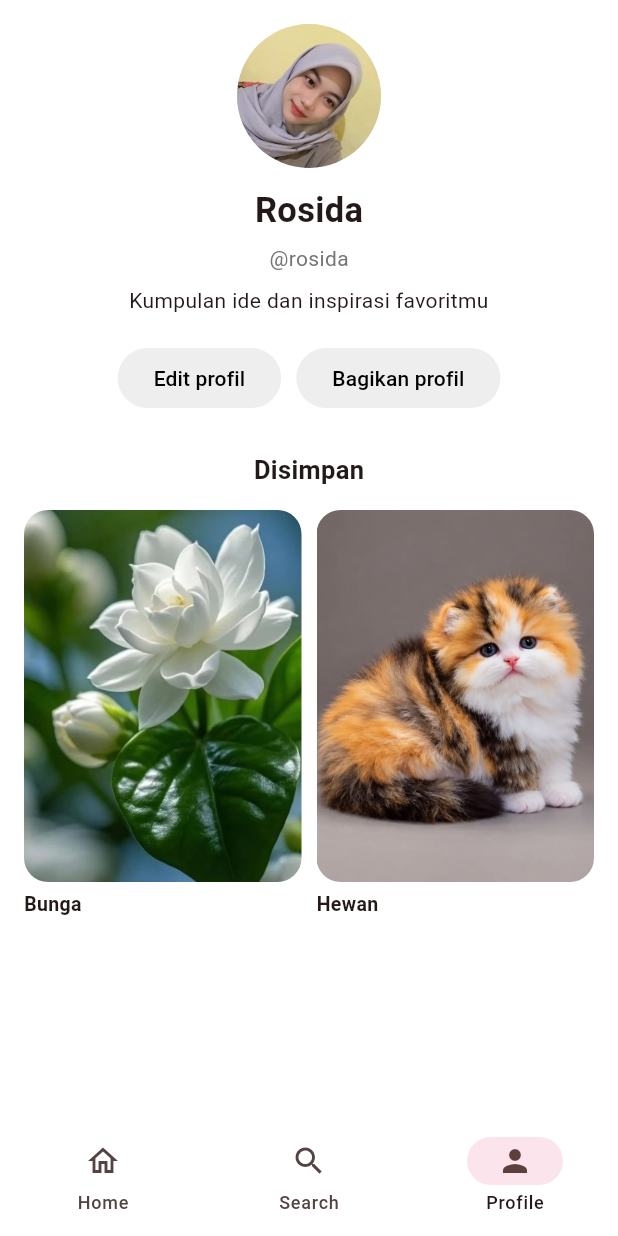
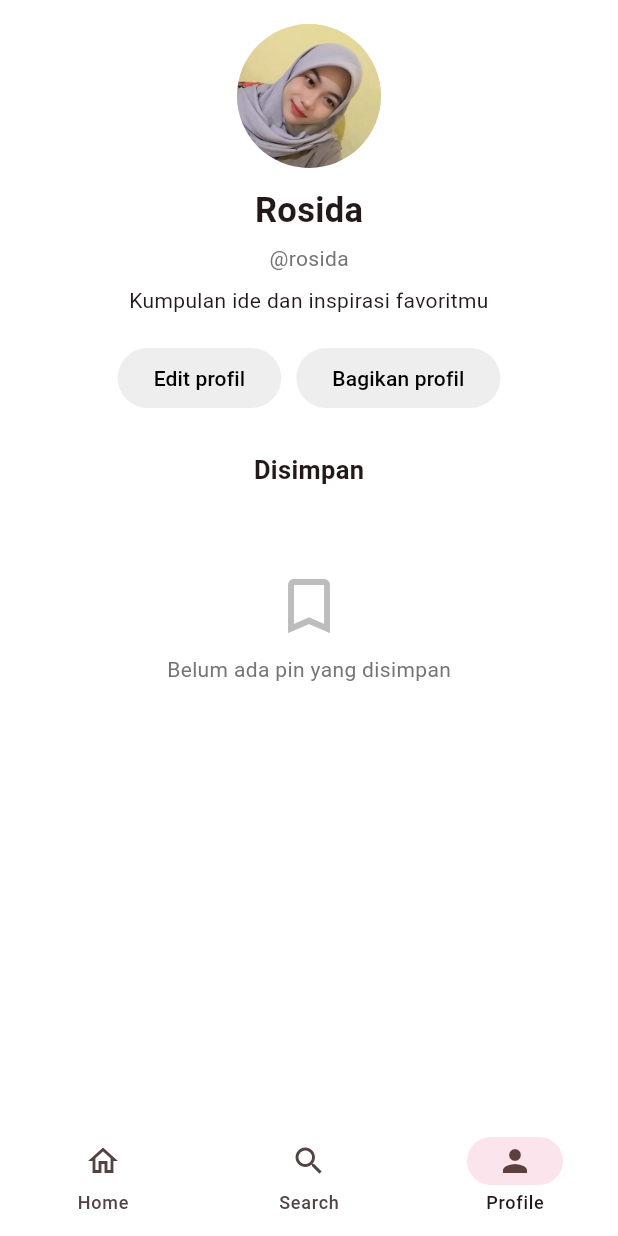
Before and after one commit to Rosida-p/Mobileteori_pinteres, a Flutter app: the screen it shows after launch, item 3 of the bottom bar chosen, on a phone screen of 412 x 824 dp. Run offline on Flutter 3.47's test engine with Material 3 defaults, Android fonts, the phone set to English and light mode, and no system bars.

Commit message:
menambah detail pic dinamis dan fitur simpan pic ke profil

```diff
--- a/lib/pages/home_page.dart
+++ b/lib/pages/home_page.dart
@@ -1,14 +1,18 @@
 import 'package:flutter/material.dart';
+
 import 'notification_page.dart';
 import 'detail_page.dart';
+
 import 'package:flutter_staggered_grid_view/flutter_staggered_grid_view.dart';
 
 class Pin {
   final String image;
-  final String title;
+  final String kategori;
   final double height;
+  final String judul;
+  final String deskripsi;
 
-  const Pin(this.image, this.title, this.height);
+  const Pin(this.image, this.kategori, this.height, this.judul, this.deskripsi);
 }
 
 class HomePage extends StatefulWidget {
@@ -31,14 +35,62 @@ class _HomePageState extends State<HomePage> {
   ];
 
   static const List<Pin> pins = [
-    Pin('assets/images/kucing.jpg', 'Hewan', 200),
-    Pin('assets/images/pemandangan.jpg', 'Pemandangan', 240),
-    Pin('assets/images/kucing1.jpg', 'Hewan', 200),
-    Pin('assets/images/baju.jpg', 'Fashion', 210),
-    Pin('assets/images/bunga.jpg', 'Bunga', 250),
-    Pin('assets/images/fashion 1.jpg', 'Fashion', 200),
-    Pin('assets/images/bunga1.jpg', 'Bunga', 280),
-    Pin('assets/images/pemandangan 1.jpg', 'Pemandangan', 240),
+    Pin(
+      'assets/images/kucing.jpg',
+      'Hewan',
+      200,
+      'Kucing Lucu Berbulu Tebal',
+      'Kucing menggemaskan dengan bulu tiga warna yang halus. Cocok jadi inspirasi hewan peliharaan impianmu.',
+    ),
+    Pin(
+      'assets/images/pemandangan.jpg',
+      'Pemandangan',
+      240,
+      'Pegunungan dan Lembah Hijau',
+      'Pemandangan pegunungan megah dengan padang rumput hijau yang menenangkan mata.',
+    ),
+    Pin(
+      'assets/images/kucing1.jpg',
+      'Hewan',
+      200,
+      'Kucing Persia Imut',
+      'Kucing berbulu lebat yang sedang bersantai bersama boneka kesayangannya.',
+    ),
+    Pin(
+      'assets/images/baju.jpg',
+      'Fashion',
+      210,
+      'Inspirasi Butik Pakaian',
+      'Ide dekorasi toko pakaian yang rapi, hangat, dan estetik dengan nuansa warna lembut.',
+    ),
+    Pin(
+      'assets/images/bunga.jpg',
+      'Bunga',
+      250,
+      'Inspirasi Bunga Cantik',
+      'Temukan inspirasi bunga yang cantik untuk dekorasi dan memperindah ruanganmu.',
+    ),
+    Pin(
+      'assets/images/fashion 1.jpg',
+      'Fashion',
+      200,
+      'Koleksi Tas dan Aksesoris',
+      'Berbagai pilihan tas dan aksesoris fashion untuk melengkapi gayamu sehari-hari.',
+    ),
+    Pin(
+      'assets/images/bunga1.jpg',
+      'Bunga',
+      280,
+      'Bunga Putih Segar',
+      'Bunga putih yang elegan dan segar, cocok untuk inspirasi taman maupun dekorasi rumah.',
+    ),
+    Pin(
+      'assets/images/pemandangan 1.jpg',
+      'Pemandangan',
+      240,
+      'Langit Senja yang Indah',
+      'Langit senja dengan semburat oranye keemasan yang bikin suasana jadi tenang.',
+    ),
   ];
 
   String selected = 'Semua';
@@ -46,7 +98,7 @@ class _HomePageState extends State<HomePage> {
   // Index pin yang lolos filter kategori
   List<int> get visible => [
     for (var i = 0; i < pins.length; i++)
-          if (selected == 'Semua' || pins[i].title == selected) i,
+      if (selected == 'Semua' || pins[i].kategori == selected) i,
   ];
 
   // Jumlah kolom menyesuaikan lebar layar (browser lebar = lebih banyak kolom)
@@ -155,7 +207,12 @@ class _HomePageState extends State<HomePage> {
                     Navigator.push(
                       context,
                       MaterialPageRoute(
-                        builder: (context) => const DetailPage(),
+                        builder: (context) => DetailPage(
+                          image: pin.image,
+                          title: pin.judul,
+                          description: pin.deskripsi,
+                          category: pin.kategori,
+                        ),
                       ),
                     );
                   },
--- a/lib/pages/profile_page.dart
+++ b/lib/pages/profile_page.dart
@@ -1,27 +1,29 @@
 import 'package:flutter/material.dart';
+
+import 'detail_page.dart';
+import 'saved_pins.dart';
 
 class ProfilePage extends StatelessWidget {
   const ProfilePage({super.key});
 
-  final List<Map<String, String>> pins = const [
-    {'image': 'assets/images/bunga.jpg', 'title': 'Bunga'},
-    {'image': 'assets/images/kucing.jpg', 'title': 'Hewan'},
-  ];
+  // Jumlah kolom menyesuaikan lebar layar
+  int columnsFor(double width) {
+    if (width > 1000) return 4;
+    if (width > 650) return 3;
+    return 2;
+  }
 
   @override
   Widget build(BuildContext context) {
+    final width = MediaQuery.of(context).size.width;
+
     return Scaffold(
       backgroundColor: Colors.white,
       body: SafeArea(
         child: ListView(
           padding: const EdgeInsets.symmetric(horizontal: 16),
           children: [
-            const SizedBox(height: 8),
-            const Row(
-              mainAxisAlignment: MainAxisAlignment.end,
-            ),
-
-            const SizedBox(height: 8),
+            const SizedBox(height: 16),
             const Center(
               child: CircleAvatar(
                 radius: 48,
@@ -67,7 +69,6 @@ class ProfilePage extends StatelessWidget {
                   ),
                   child: const Text('Edit profil'),
                 ),
-
                 const SizedBox(width: 10),
                 OutlinedButton(
                   onPressed: () {},
@@ -90,26 +91,65 @@ class ProfilePage extends StatelessWidget {
             ),
 
             const SizedBox(height: 15),
-            GridView.builder(
+
+            // Otomatis refresh setiap ada pin yang disimpan / dihapus
+            ValueListenableBuilder<List<SavedPin>>(
+              valueListenable: SavedPins.notifier,
+              builder: (context, saved, _) {
+                if (saved.isEmpty) {
+                  return Padding(
+                    padding: const EdgeInsets.symmetric(vertical: 40),
+                    child: Column(
+                      children: [
+                        Icon(
+                          Icons.bookmark_border,
+                          size: 48,
+                          color: Colors.grey.shade400,
+                        ),
+                        const SizedBox(height: 8),
+                        Text(
+                          'Belum ada pin yang disimpan',
+                          style: TextStyle(color: Colors.grey.shade600),
+                        ),
+                      ],
+                    ),
+                  );
+                }
+
+                return GridView.builder(
                   shrinkWrap: true,
                   physics: const NeverScrollableScrollPhysics(),
-              itemCount: pins.length,
-              gridDelegate: const SliverGridDelegateWithFixedCrossAxisCount(
-                crossAxisCount: 2,
+                  itemCount: saved.length,
+                  gridDelegate: SliverGridDelegateWithFixedCrossAxisCount(
+                    crossAxisCount: columnsFor(width),
                     crossAxisSpacing: 10,
                     mainAxisSpacing: 12,
                     childAspectRatio: 0.68,
                   ),
                   itemBuilder: (context, index) {
-                final pin = pins[index];
-                return Column(
+                    final pin = saved[index];
+                    return GestureDetector(
+                      onTap: () {
+                        Navigator.push(
+                          context,
+                          MaterialPageRoute(
+                            builder: (context) => DetailPage(
+                              image: pin.image,
+                              title: pin.title,
+                              description: pin.description,
+                              category: pin.category,
+                            ),
+                          ),
+                        );
+                      },
+                      child: Column(
                         crossAxisAlignment: CrossAxisAlignment.start,
                         children: [
                           Expanded(
                             child: ClipRRect(
                               borderRadius: BorderRadius.circular(16),
                               child: Image.asset(
-                          pin['image']!,
+                                pin.image,
                                 width: double.infinity,
                                 fit: BoxFit.cover,
                                 errorBuilder: (context, error, stackTrace) {
@@ -123,10 +163,9 @@ class ProfilePage extends StatelessWidget {
                               ),
                             ),
                           ),
-
                           const SizedBox(height: 5),
                           Text(
-                      pin['title']!,
+                            pin.title,
                             maxLines: 1,
                             overflow: TextOverflow.ellipsis,
                             style: const TextStyle(
@@ -135,6 +174,9 @@ class ProfilePage extends StatelessWidget {
                             ),
                           ),
                         ],
+                      ),
+                    );
+                  },
                 );
               },
             ),
--- /dev/null
+++ b/lib/pages/saved_pins.dart
@@ -0,0 +1,37 @@
+import 'package:flutter/foundation.dart';
+
+class SavedPin {
+  final String image;
+  final String title;
+  final String description;
+  final String category;
+
+  const SavedPin({
+    required this.image,
+    required this.title,
+    required this.description,
+    required this.category,
+  });
+}
+
+class SavedPins {
+  // Daftar pin yang disimpan. Halaman yang mendengarkan akan otomatis refresh.
+  static final ValueNotifier<List<SavedPin>> notifier =
+      ValueNotifier<List<SavedPin>>([]);
+
+  static bool isSaved(String image) {
+    return notifier.value.any((p) => p.image == image);
+  }
+
+  // Kalau sudah tersimpan -> dihapus, kalau belum -> ditambahkan
+  static void toggle(SavedPin pin) {
+    final list = List<SavedPin>.from(notifier.value);
+    final index = list.indexWhere((p) => p.image == pin.image);
+    if (index >= 0) {
+      list.removeAt(index);
+    } else {
+      list.insert(0, pin); // pin terbaru tampil paling atas
+    }
+    notifier.value = list;
+  }
+}
```
Also changed, not shown: lib/pages/detail_page.dart (+74 -28 lines). Lines whose indentation alone changed are shown as unchanged.
